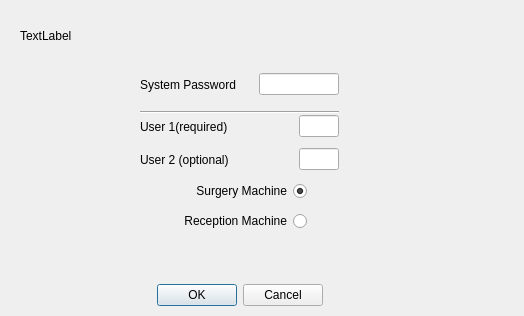
Qt form qt-designer/startscreen.ui (rowinggolfer/openmolar1) before a commit.
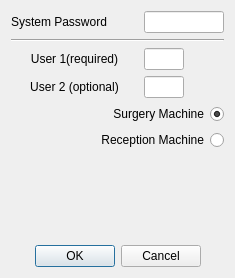
The same form after that commit.

The edit to the form file:
```diff
--- a/qt-designer/startscreen.ui
+++ b/qt-designer/startscreen.ui
@@ -5,8 +5,8 @@
    <rect>
     <x>0</x>
     <y>0</y>
-    <width>524</width>
-    <height>316</height>
+    <width>235</width>
+    <height>278</height>
    </rect>
   </property>
   <property name="minimumSize" >
@@ -18,97 +18,8 @@
   <property name="windowTitle" >
    <string>openMolar</string>
   </property>
-  <widget class="Line" name="line" >
-   <property name="geometry" >
-    <rect>
-     <x>140</x>
-     <y>104</y>
-     <width>199</width>
-     <height>16</height>
-    </rect>
-   </property>
-   <property name="orientation" >
-    <enum>Qt::Horizontal</enum>
-   </property>
-  </widget>
-  <widget class="QRadioButton" name="surgery_radioButton" >
-   <property name="geometry" >
-    <rect>
-     <x>173</x>
-     <y>179</y>
-     <width>134</width>
-     <height>24</height>
-    </rect>
-   </property>
-   <property name="layoutDirection" >
-    <enum>Qt::RightToLeft</enum>
-   </property>
-   <property name="text" >
-    <string>Surgery Machine</string>
-   </property>
-   <property name="checked" >
-    <bool>true</bool>
-   </property>
-  </widget>
-  <widget class="QRadioButton" name="reception_radioButton" >
-   <property name="geometry" >
-    <rect>
-     <x>173</x>
-     <y>209</y>
-     <width>134</width>
-     <height>24</height>
-    </rect>
-   </property>
-   <property name="layoutDirection" >
-    <enum>Qt::RightToLeft</enum>
-   </property>
-   <property name="text" >
-    <string>Reception Machine</string>
-   </property>
-  </widget>
-  <widget class="QDialogButtonBox" name="buttonBox" >
-   <property name="geometry" >
-    <rect>
-     <x>140</x>
-     <y>280</y>
-     <width>199</width>
-     <height>31</height>
-    </rect>
-   </property>
-   <property name="orientation" >
-    <enum>Qt::Horizontal</enum>
-   </property>
-   <property name="standardButtons" >
-    <set>QDialogButtonBox::Cancel|QDialogButtonBox::Ok</set>
-   </property>
-   <property name="centerButtons" >
-    <bool>true</bool>
-   </property>
-  </widget>
-  <widget class="QLabel" name="label_4" >
-   <property name="geometry" >
-    <rect>
-     <x>20</x>
-     <y>10</y>
-     <width>491</width>
-     <height>51</height>
-    </rect>
-   </property>
-   <property name="text" >
-    <string>TextLabel</string>
-   </property>
-  </widget>
-  <widget class="QWidget" name="" >
-   <property name="geometry" >
-    <rect>
-     <x>140</x>
-     <y>71</y>
-     <width>199</width>
-     <height>27</height>
-    </rect>
-   </property>
-   <layout class="QHBoxLayout" name="horizontalLayout" >
-    <item>
+  <layout class="QGridLayout" name="gridLayout" >
+   <item row="0" column="0" >
      <widget class="QLabel" name="label_3" >
       <property name="layoutDirection" >
        <enum>Qt::RightToLeft</enum>
@@ -121,7 +32,7 @@
       </property>
      </widget>
     </item>
-    <item>
+   <item row="0" column="1" >
      <widget class="QLineEdit" name="password_lineEdit" >
       <property name="minimumSize" >
        <size>
@@ -143,19 +54,14 @@
       </property>
      </widget>
     </item>
-   </layout>
-  </widget>
-  <widget class="QWidget" name="" >
-   <property name="geometry" >
-    <rect>
-     <x>140</x>
-     <y>113</y>
-     <width>199</width>
-     <height>27</height>
-    </rect>
-   </property>
-   <layout class="QHBoxLayout" name="horizontalLayout_3" >
-    <item>
+   <item row="1" column="0" colspan="2" >
+    <widget class="Line" name="line" >
+     <property name="orientation" >
+      <enum>Qt::Horizontal</enum>
+     </property>
+    </widget>
+   </item>
+   <item row="2" column="0" >
      <widget class="QLabel" name="label" >
       <property name="layoutDirection" >
        <enum>Qt::LeftToRight</enum>
@@ -163,9 +69,12 @@
       <property name="text" >
        <string>User 1(required)</string>
       </property>
-     </widget>
-    </item>
-    <item>
+     <property name="alignment" >
+      <set>Qt::AlignCenter</set>
+     </property>
+    </widget>
+   </item>
+   <item row="2" column="1" >
      <widget class="QLineEdit" name="user1_lineEdit" >
       <property name="maximumSize" >
        <size>
@@ -178,19 +87,7 @@
       </property>
      </widget>
     </item>
-   </layout>
-  </widget>
-  <widget class="QWidget" name="" >
-   <property name="geometry" >
-    <rect>
-     <x>140</x>
-     <y>146</y>
-     <width>199</width>
-     <height>27</height>
-    </rect>
-   </property>
-   <layout class="QHBoxLayout" name="horizontalLayout_2" >
-    <item>
+   <item row="3" column="0" >
      <widget class="QLabel" name="label_2" >
       <property name="layoutDirection" >
        <enum>Qt::LeftToRight</enum>
@@ -198,9 +95,12 @@
       <property name="text" >
        <string>User 2 (optional)</string>
       </property>
-     </widget>
-    </item>
-    <item>
+     <property name="alignment" >
+      <set>Qt::AlignCenter</set>
+     </property>
+    </widget>
+   </item>
+   <item row="3" column="1" >
      <widget class="QLineEdit" name="user2_lineEdit" >
       <property name="maximumSize" >
        <size>
@@ -213,10 +113,60 @@
       </property>
      </widget>
     </item>
-   </layout>
-  </widget>
- </widget>
- <resources/>
+   <item row="4" column="0" colspan="2" >
+    <widget class="QRadioButton" name="surgery_radioButton" >
+     <property name="layoutDirection" >
+      <enum>Qt::RightToLeft</enum>
+     </property>
+     <property name="text" >
+      <string>Surgery Machine</string>
+     </property>
+     <property name="checked" >
+      <bool>true</bool>
+     </property>
+    </widget>
+   </item>
+   <item row="5" column="0" colspan="2" >
+    <widget class="QRadioButton" name="reception_radioButton" >
+     <property name="layoutDirection" >
+      <enum>Qt::RightToLeft</enum>
+     </property>
+     <property name="text" >
+      <string>Reception Machine</string>
+     </property>
+    </widget>
+   </item>
+   <item row="6" column="0" >
+    <spacer name="verticalSpacer" >
+     <property name="orientation" >
+      <enum>Qt::Vertical</enum>
+     </property>
+     <property name="sizeHint" stdset="0" >
+      <size>
+       <width>20</width>
+       <height>32</height>
+      </size>
+     </property>
+    </spacer>
+   </item>
+   <item row="7" column="0" colspan="2" >
+    <widget class="QDialogButtonBox" name="buttonBox" >
+     <property name="orientation" >
+      <enum>Qt::Horizontal</enum>
+     </property>
+     <property name="standardButtons" >
+      <set>QDialogButtonBox::Cancel|QDialogButtonBox::Ok</set>
+     </property>
+     <property name="centerButtons" >
+      <bool>true</bool>
+     </property>
+    </widget>
+   </item>
+  </layout>
+ </widget>
+ <resources>
+  <include location="../resources/resources.qrc" />
+ </resources>
  <connections>
   <connection>
    <sender>buttonBox</sender>
```
Left out of the diff: 3 changed lines with no effect on the pictures. Lines whose indentation alone changed are shown as unchanged.
